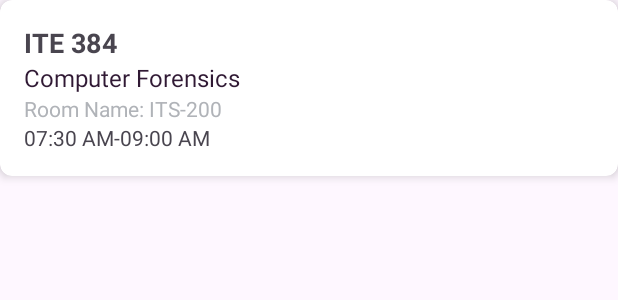
After one commit to razihel159/TerraConnection, an Android app: the layout item_schedule.xml on its own in the app's theme, with its tools: preview values and no code run, on a phone screen of 412 x 824 dp. The commit adds this screen. Shown: the top 300 px of the screen. Run offline under Robolectric (Android 15) with nearby library versions, the phone set to English and light mode, and no system bars.

Commit message:
recyclerview for today's schedule

```diff
--- a/app/build.gradle.kts
+++ b/app/build.gradle.kts
@@ -75,5 +75,6 @@ dependencies {
     implementation ("androidx.lifecycle:lifecycle-livedata-ktx:2.6.2")
 
     implementation ("org.jetbrains.kotlinx:kotlinx-coroutines-android:1.7.3")
+    implementation ("androidx.cardview:cardview:1.0.0")
 
 }
--- a/app/src/main/java/com/example/terraconnection/api/ApiService.kt
+++ b/app/src/main/java/com/example/terraconnection/api/ApiService.kt
@@ -1,5 +1,5 @@
-import com.example.terraconnection.api.LoginRequest
-import com.example.terraconnection.api.LoginResponse
+import com.example.terraconnection.data.LoginRequest
+import com.example.terraconnection.data.LoginResponse
 import retrofit2.Response
 import retrofit2.http.Body
 import retrofit2.http.POST
--- a/app/src/main/java/com/example/terraconnection/api/AuthRepository.kt
+++ b/app/src/main/java/com/example/terraconnection/api/AuthRepository.kt
@@ -1,6 +1,6 @@
 import android.util.Log
-import com.example.terraconnection.api.LoginRequest
-import com.example.terraconnection.api.LoginResponse
+import com.example.terraconnection.data.LoginRequest
+import com.example.terraconnection.data.LoginResponse
 import kotlinx.coroutines.Dispatchers
 import kotlinx.coroutines.withContext
 
--- a/app/src/main/java/com/example/terraconnection/api/LoginViewModel.kt
+++ b/app/src/main/java/com/example/terraconnection/api/LoginViewModel.kt
@@ -3,7 +3,7 @@ import androidx.lifecycle.LiveData
 import androidx.lifecycle.MutableLiveData
 import androidx.lifecycle.ViewModel
 import androidx.lifecycle.viewModelScope
-import com.example.terraconnection.api.LoginResponse
+import com.example.terraconnection.data.LoginResponse
 import kotlinx.coroutines.launch
 
 class LoginViewModel : ViewModel() {
--- /dev/null
+++ b/app/src/main/res/layout/item_schedule.xml
@@ -0,0 +1,45 @@
+<?xml version="1.0" encoding="utf-8"?>
+<androidx.cardview.widget.CardView xmlns:android="http://schemas.android.com/apk/res/android"
+    android:layout_width="match_parent"
+    android:layout_height="wrap_content"
+    xmlns:app="http://schemas.android.com/apk/res-auto"
+    android:layout_marginBottom="16dp"
+    app:cardCornerRadius="8dp"
+    app:cardElevation="4dp">
+
+    <LinearLayout
+        android:layout_width="386dp"
+        android:layout_height="match_parent"
+        android:orientation="vertical"
+        android:padding="16dp">
+
+        <TextView
+            android:id="@+id/tvSubjectCode"
+            android:layout_width="wrap_content"
+            android:layout_height="wrap_content"
+            android:text="ITE 384"
+            android:textSize="18sp"
+            android:textStyle="bold" />
+
+        <TextView
+            android:id="@+id/tvSubjectName"
+            android:layout_width="wrap_content"
+            android:layout_height="wrap_content"
+            android:text="Computer Forensics"
+            android:textColor="@color/violet"
+            android:textSize="16sp" />
+
+        <TextView
+            android:id="@+id/tvRoom"
+            android:layout_width="wrap_content"
+            android:layout_height="wrap_content"
+            android:text="Room Name: ITS-200"
+            android:textColor="@color/gray" />
+
+        <TextView
+            android:id="@+id/tvTime"
+            android:layout_width="wrap_content"
+            android:layout_height="wrap_content"
+            android:text="07:30 AM-09:00 AM" />
+    </LinearLayout>
+</androidx.cardview.widget.CardView>
```
Also changed, not shown: app/src/main/java/com/example/terraconnection/HomePanelActivity.kt (+30 -5 lines), app/src/main/java/com/example/terraconnection/adapters/ScheduleAdapter.kt (added, +47 -0 lines), app/src/main/java/com/example/terraconnection/api/DataClass.kt (deleted, +0 -11 lines), app/src/main/java/com/example/terraconnection/data/DataClass.kt (added, +18 -0 lines), app/src/main/java/com/example/terraconnection/data/OnScheduleClickListener.kt (added, +7 -0 lines), app/src/main/res/layout/activity_home_panel.xml (+29 -65 lines).
